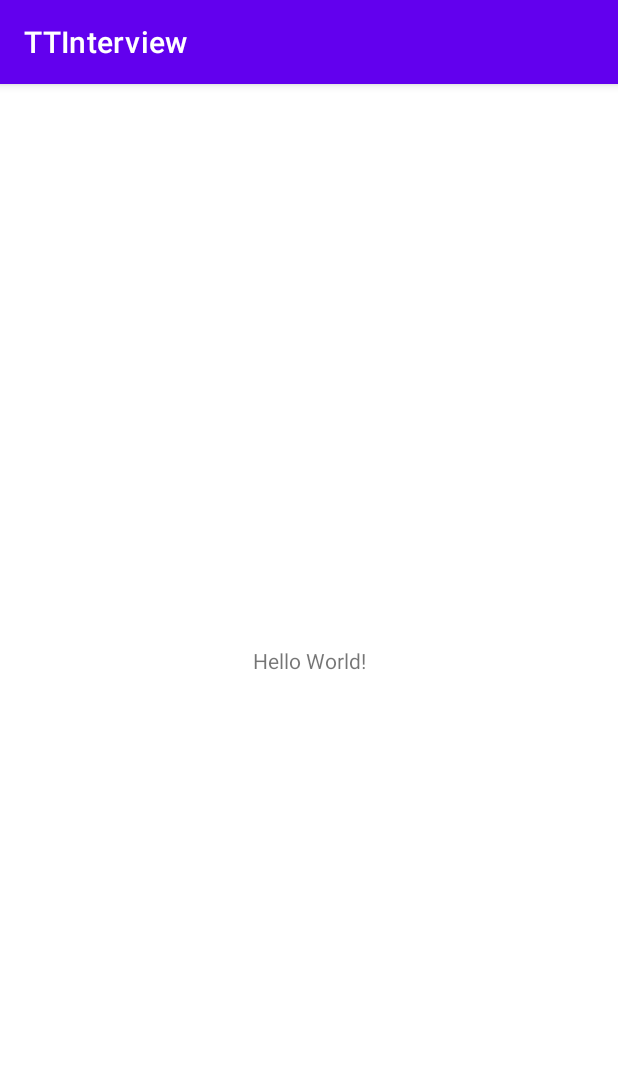
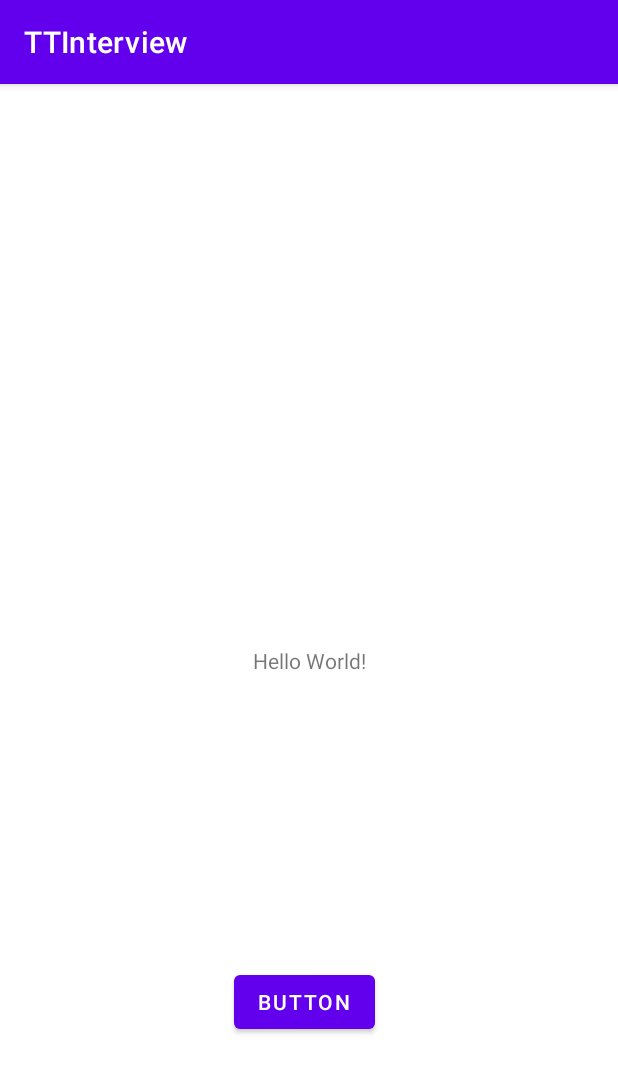
Before and after one commit to astokarev/TTInterview, an Android app: the screen it shows after launch (MainActivity), on a phone screen of 412 x 824 dp. Shown: the top 1073 px of the screen. Run offline under Robolectric (Android 15) with nearby library versions, the phone set to English and light mode, and no system bars; our stand-ins replace Volley.

Commit message:
ButtonAdded

```diff
--- a/app/src/main/java/com/example/ttinterview/MainActivity.java
+++ b/app/src/main/java/com/example/ttinterview/MainActivity.java
@@ -1,7 +1,9 @@
 package com.example.ttinterview;
 
 import android.os.Bundle;
+import android.view.View;
 import android.widget.ArrayAdapter;
+import android.widget.Button;
 import android.widget.TextView;
 
 import androidx.appcompat.app.AppCompatActivity;
@@ -24,6 +26,7 @@
     private String name, lastName;
     private PersonList personList;
     TextView textView;
+    //Button button;
     String joke;
     JSONObject object;
     RequestService requestService;
@@ -35,7 +38,7 @@
         setContentView(R.layout.activity_main);
         textView = (TextView) findViewById(R.id.textView1);
         jokes = new JokeList();
-        addNewJoke();
+        //addNewJoke();
 
         //singleton.init(this);
         //getData("https://api.chucknorris.io/jokes/random");
@@ -83,6 +86,10 @@
         requestService.getInstance(this).addToRequestQueue(jsonObjectRequest);
     }
 
+    public void onButtonClick(View view) {
+        addNewJoke();
+    }
+
    /* @Override
     protected void onListItemClick(ListView l, View v, int position, long id) {
         super.onListItemClick(l, v, position, id);
--- a/app/src/main/res/layout/activity_main.xml
+++ b/app/src/main/res/layout/activity_main.xml
@@ -17,4 +17,15 @@
         app:layout_constraintRight_toRightOf="parent"
         app:layout_constraintTop_toTopOf="parent" />
 
+    <Button
+        android:onClick="onButtonClick"
+        android:id="@+id/button"
+        android:layout_width="wrap_content"
+        android:layout_height="wrap_content"
+        android:layout_marginStart="156dp"
+        android:layout_marginBottom="132dp"
+        android:text="Button"
+        app:layout_constraintBottom_toBottomOf="parent"
+        app:layout_constraintStart_toStartOf="parent" />
+
 </androidx.constraintlayout.widget.ConstraintLayout>
```
